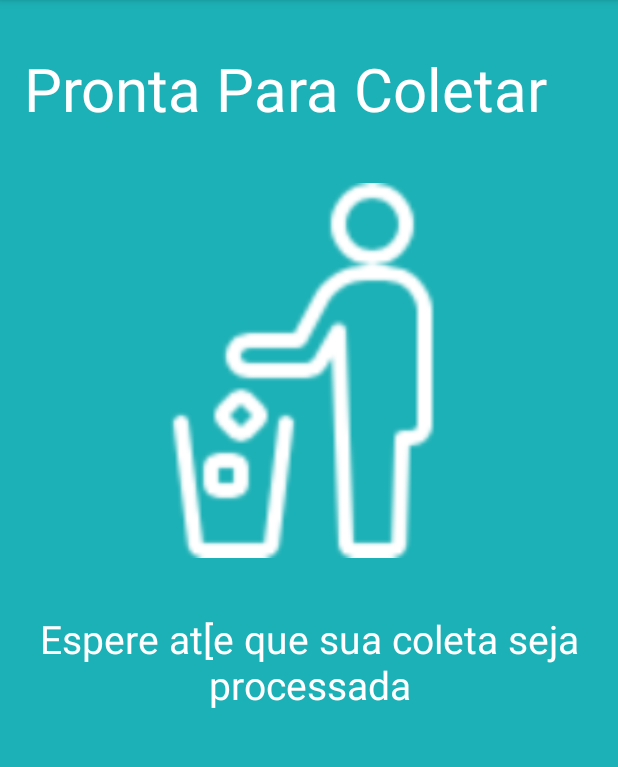
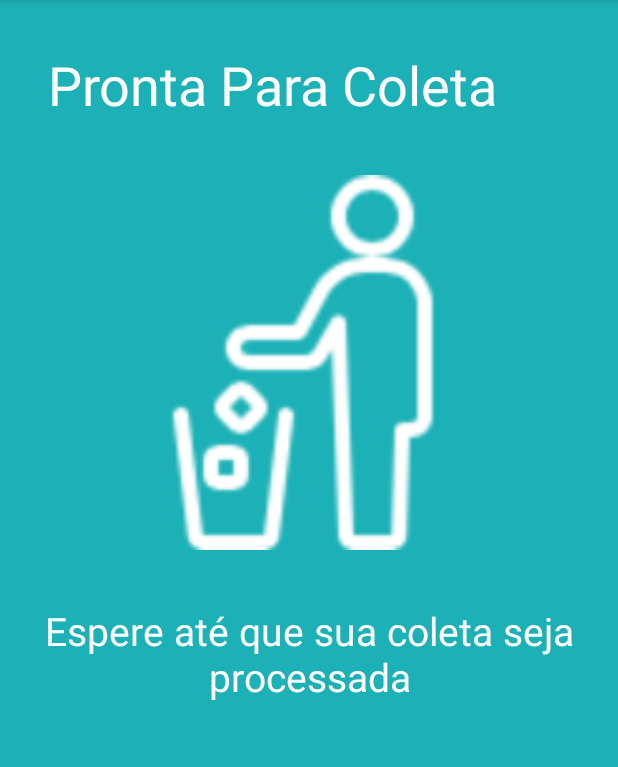
Before and after one commit to wilder/EcoBox, an Android app: the WaitingActivity screen opened directly, with no data from a screen before it, on a phone screen of 412 x 824 dp, the part 84-851 px from its top. Run offline under Robolectric (Android 15) with nearby library versions, the phone set to English and light mode, and no system bars.

Commit message:
Icons, styles and improvement

```diff
--- a/app/build.gradle
+++ b/app/build.gradle
@@ -30,4 +30,5 @@ dependencies {
     compile 'com.google.android.gms:play-services:9.6.1'
     compile 'com.journeyapps:zxing-android-embedded:3.3.0'
     testCompile 'junit:junit:4.12'
+    compile 'com.android.support:cardview-v7:25.0.0'
 }
--- a/app/src/main/java/com/wilderpereira/ecobox/MainActivity.java
+++ b/app/src/main/java/com/wilderpereira/ecobox/MainActivity.java
@@ -149,7 +149,7 @@ public class MainActivity extends AppCompatActivity
                 String contents = intent.getStringExtra("SCAN_RESULT");
                 String format = intent.getStringExtra("SCAN_RESULT_FORMAT");
                 Log.i("Barcode Result", contents);
-                //start
+                startActivity(new Intent(this,TrashTypeActivity.class));
             } else if (resultCode == RESULT_CANCELED) {
                 // Handle cancel
                 Log.i("Barcode Result","Result canceled");
--- a/app/src/main/java/com/wilderpereira/ecobox/MapFragment.java
+++ b/app/src/main/java/com/wilderpereira/ecobox/MapFragment.java
@@ -158,7 +158,7 @@ public class MapFragment extends Fragment implements GoogleApiClient.ConnectionC
 
             // For dropping a marker at a point on the Map
             mLocation = new LatLng(mLastLocation.getLatitude(), mLastLocation.getLongitude());
-            googleMap.addMarker(new MarkerOptions().position(mLocation).title("Top Recycler").snippet(""));
+            googleMap.addMarker(new MarkerOptions().position(mLocation).title("Top Recycler").snippet("Wilder Pereira"));
 
             // For zooming automatically to the location of the marker
             CameraPosition cameraPosition = new CameraPosition.Builder().target(mLocation).zoom(12).build();
--- a/app/src/main/java/com/wilderpereira/ecobox/WaitingActivity.java
+++ b/app/src/main/java/com/wilderpereira/ecobox/WaitingActivity.java
@@ -1,5 +1,7 @@
 package com.wilderpereira.ecobox;
 
+import android.content.Intent;
+import android.os.Handler;
 import android.support.v7.app.AppCompatActivity;
 import android.os.Bundle;
 
@@ -9,5 +11,16 @@ public class WaitingActivity extends AppCompatActivity {
     protected void onCreate(Bundle savedInstanceState) {
         super.onCreate(savedInstanceState);
         setContentView(R.layout.activity_waiting);
+
+        new Handler().postDelayed(new Runnable(){
+            @Override
+            public void run() {
+                /* Create an Intent that will start the Menu-Activity. */
+                Intent mainIntent = new Intent(WaitingActivity.this,MainActivity.class);
+                startActivity(mainIntent);
+                WaitingActivity.this.finish();
+            }
+        }, 2000);
+
     }
 }
--- a/app/src/main/res/layout/activity_waiting.xml
+++ b/app/src/main/res/layout/activity_waiting.xml
@@ -8,18 +8,19 @@
     android:paddingLeft="@dimen/activity_horizontal_margin"
     android:paddingRight="@dimen/activity_horizontal_margin"
     android:paddingTop="@dimen/activity_vertical_margin"
-
     android:background="@color/colorPrimaryDark"
     android:orientation="vertical"
     tools:context="com.wilderpereira.ecobox.WaitingActivity">
 
     <TextView
         android:textColor="#fff"
+        android:layout_marginLeft="@dimen/activity_horizontal_margin"
+        android:layout_marginRight="@dimen/activity_horizontal_margin"
         android:layout_marginTop="@dimen/activity_vertical_margin"
         android:layout_width="match_parent"
         android:layout_height="wrap_content"
-        android:textSize="40sp"
-        android:text="Pronta Para Coletar"/>
+        android:textSize="36sp"
+        android:text="Pronta Para Coleta"/>
 
     <ImageView
         android:layout_marginTop="36dp"
@@ -35,6 +36,6 @@
         android:layout_width="match_parent"
         android:layout_height="wrap_content"
         android:textSize="26sp"
-        android:text="Espere at[e que sua coleta seja processada"/>
+        android:text="Espere até que sua coleta seja processada"/>
 
 </LinearLayout>
```
Also changed, not shown: app/src/main/res/drawable/ecobg.png (added), app/src/main/res/drawable/ic_money.png (added), app/src/main/res/drawable/iclata.png (added).
